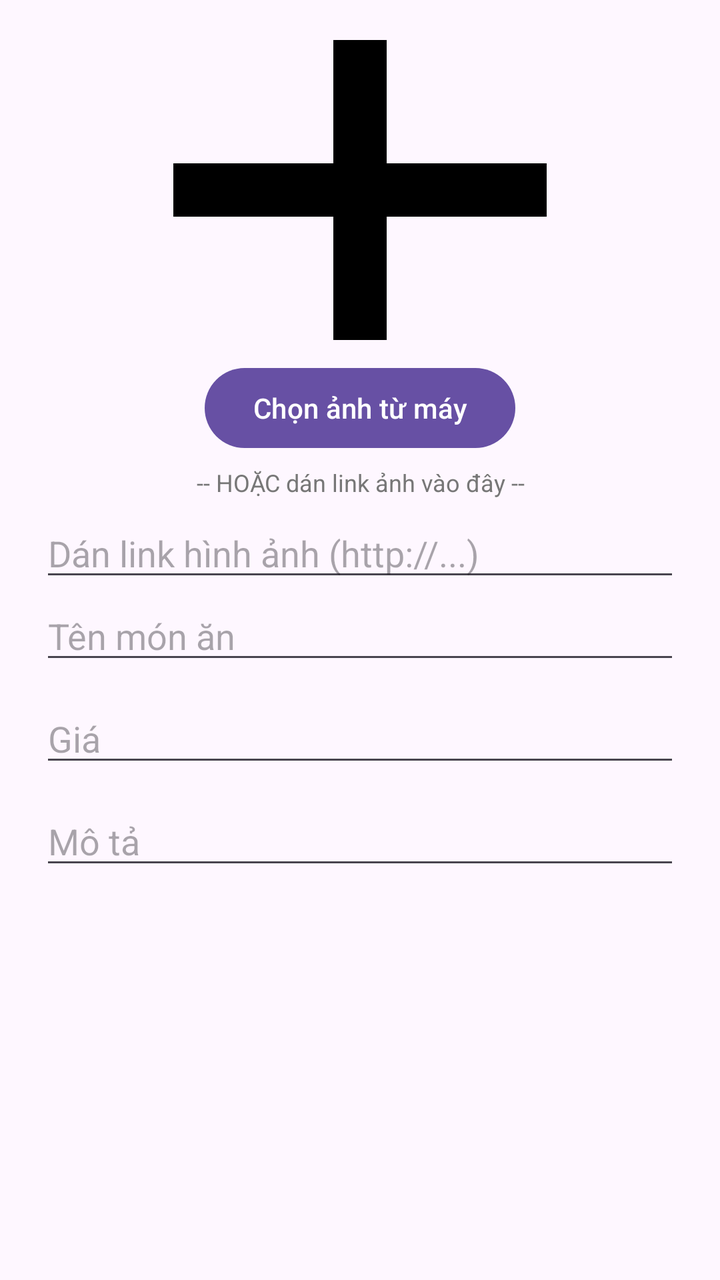
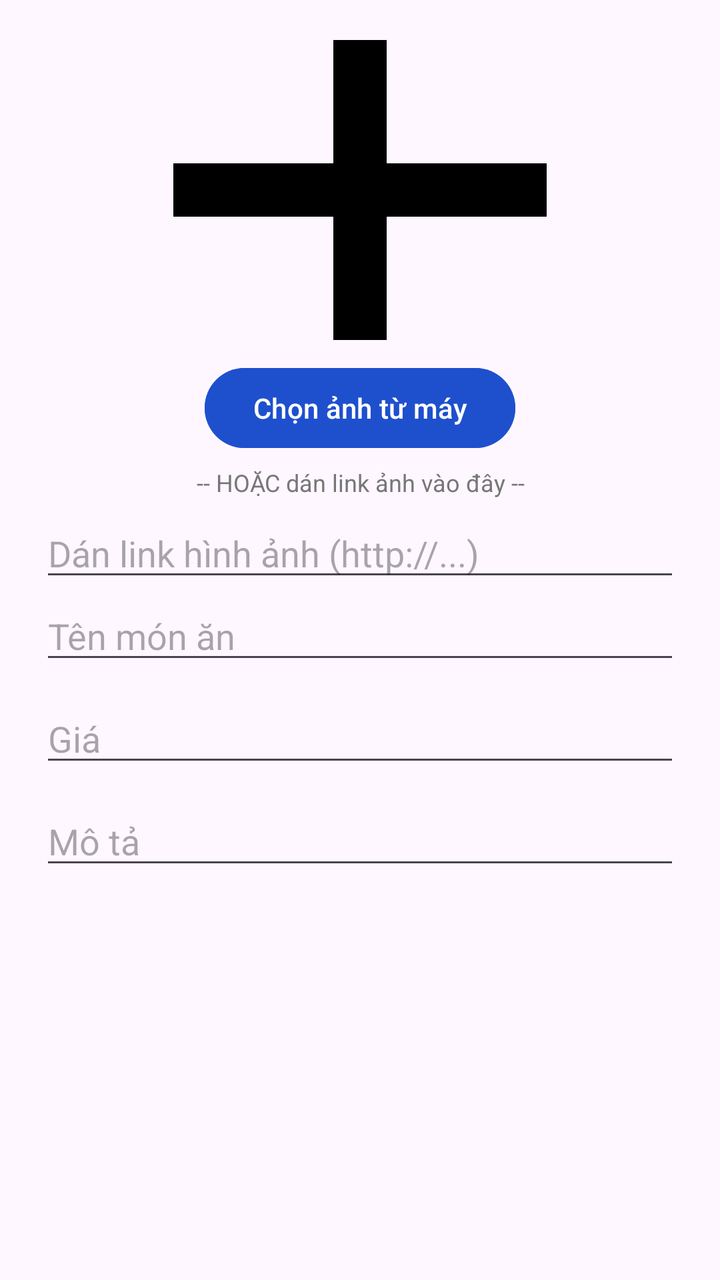

The first picture is an Android layout as it rendered before a commit; the second is the same layout after the commit. The layout source and the unified diff follow.
<!-- AndroidManifest.xml: application theme Theme.ProjectCK -->
<!-- res/layout/dialog_add_food.xml -->
<?xml version="1.0" encoding="utf-8"?>
<LinearLayout
    xmlns:android="http://schemas.android.com/apk/res/android"
    android:layout_width="match_parent"
    android:layout_height="wrap_content"
    android:orientation="vertical"
    android:padding="20dp">

    <ImageView
        android:id="@+id/imgFoodPreview"
        android:layout_width="match_parent"
        android:layout_height="150dp"
        android:scaleType="centerCrop"
        android:src="@drawable/ic_add"
        android:layout_marginBottom="10dp"/>

    <Button
        android:id="@+id/btnSelectImage"
        android:layout_width="wrap_content"
        android:layout_height="wrap_content"
        android:text="Chọn ảnh từ máy"
        android:layout_gravity="center"
        android:layout_marginBottom="5dp"/>

    <TextView
        android:layout_width="match_parent"
        android:layout_height="wrap_content"
        android:text="-- HOẶC dán link ảnh vào đây --"
        android:gravity="center"
        android:textSize="12sp"
        android:textColor="#777777"
        android:layout_marginBottom="5dp"/>

    <EditText
        android:id="@+id/edtImageUrl"
        android:layout_width="match_parent"
        android:layout_height="wrap_content"
        android:hint="Dán link hình ảnh (http://...)"/>

    <EditText
        android:id="@+id/edtFoodName"
        android:layout_width="match_parent"
        android:layout_height="wrap_content"
        android:hint="Tên món ăn"/>

    <EditText
        android:id="@+id/edtFoodPrice"
        android:layout_width="match_parent"
        android:layout_height="wrap_content"
        android:hint="Giá"
        android:inputType="number"
        android:layout_marginTop="10dp"/>

    <EditText
        android:id="@+id/edtFoodDescription"
        android:layout_width="match_parent"
        android:layout_height="wrap_content"
        android:hint="Mô tả"
        android:layout_marginTop="10dp"/>

</LinearLayout>
<!-- resources referenced by this layout -->
<resources>
  <!-- drawable ic_add (drawable) -->
  <vector xmlns:android="http://schemas.android.com/apk/res/android"
      android:width="24dp"
      android:height="24dp"
      android:viewportWidth="24"
      android:viewportHeight="24">
    <path
        android:fillColor="#FF000000"
        android:pathData="M19,13h-6v6h-2v-6H5v-2h6V5h2v6h6v2z"/>
  </vector>
  <style name="Theme.ProjectCK" parent="Base.Theme.ProjectCK" />
  <style name="Base.Theme.ProjectCK" parent="Theme.Material3.DayNight.NoActionBar">
          
          
      </style>
</resources>

<!-- the commit's change to res/layout/dialog_add_food.xml (unified diff, before → after) -->
@@ -20,7 +20,8 @@
         android:layout_height="wrap_content"
         android:text="Chọn ảnh từ máy"
         android:layout_gravity="center"
-        android:layout_marginBottom="5dp"/>
+        android:layout_marginBottom="5dp"
+        android:backgroundTint="@color/button_color"/>
 
     <TextView
         android:layout_width="match_parent"
<!-- resource entries referenced after the edit -->
@@ -1,5 +1,6 @@
 <!-- resources referenced by this layout -->
 <resources>
+  <color name="button_color">#1E50CE</color>
   <!-- drawable ic_add (drawable) -->
   <vector xmlns:android="http://schemas.android.com/apk/res/android"
       android:width="24dp"
